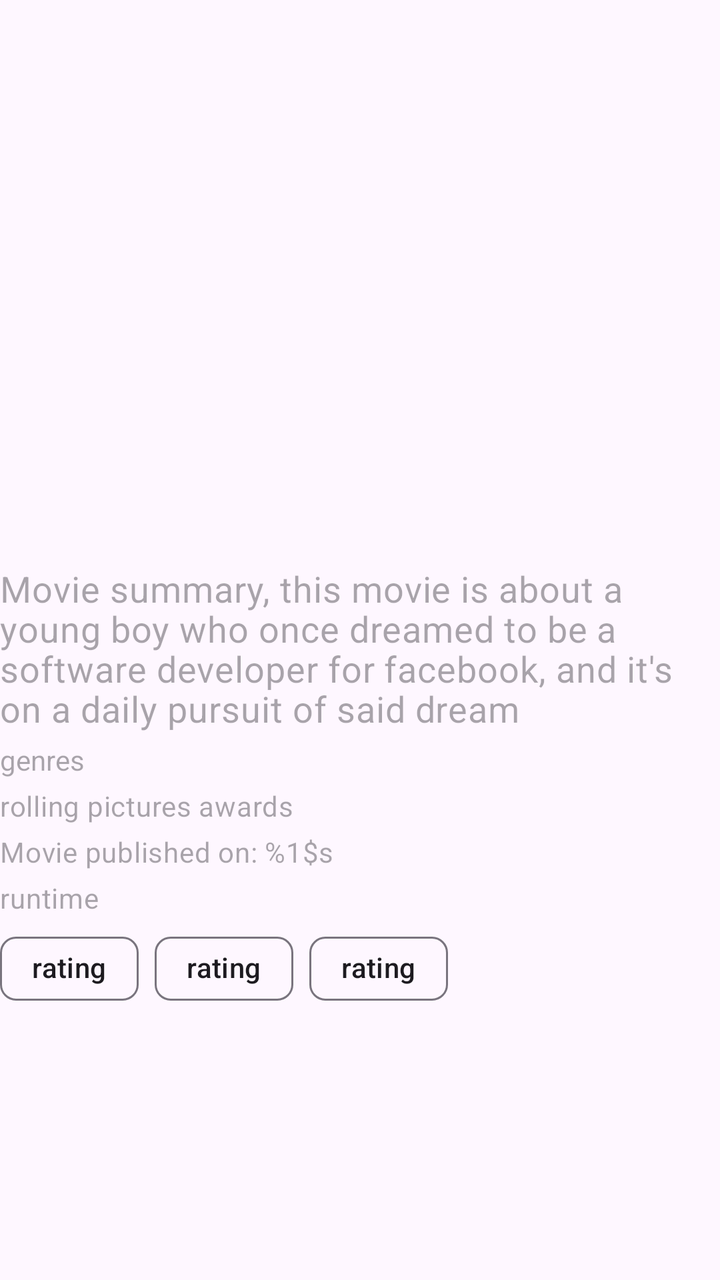
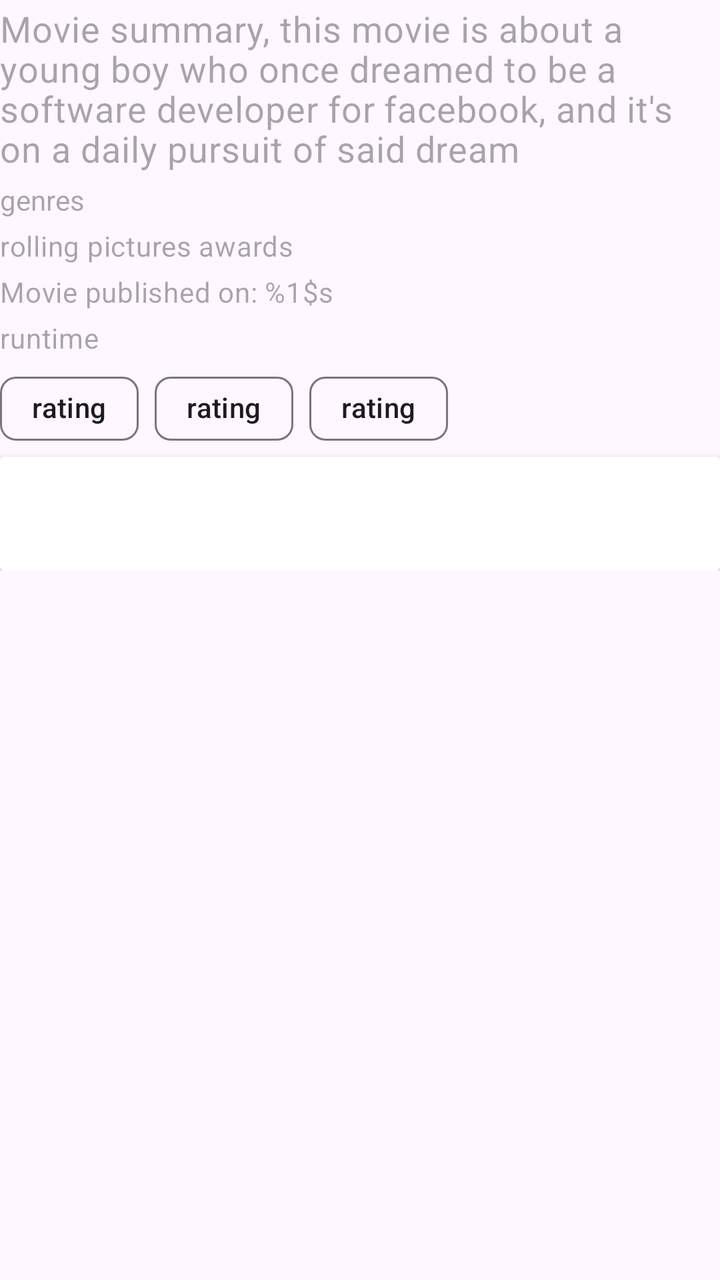

Before-and-after screenshots of an Android layout around one commit, followed by the original layout XML and the change that was made.
<!-- AndroidManifest.xml: another module's application theme Theme.MovieCatalog -->
<!-- res/layout/fragment_movie_details.xml -->
<?xml version="1.0" encoding="utf-8"?>
<androidx.core.widget.NestedScrollView xmlns:android="http://schemas.android.com/apk/res/android"
    xmlns:app="http://schemas.android.com/apk/res-auto"
    xmlns:tools="http://schemas.android.com/tools"
    android:layout_width="match_parent"
    android:layout_height="match_parent"
    android:layout_margin="@dimen/eight_dimen">

    <LinearLayout
        android:layout_width="match_parent"
        android:layout_height="match_parent"
        android:orientation="vertical">

        <androidx.recyclerview.widget.RecyclerView
            android:id="@+id/list_images"
            android:layout_width="match_parent"
            android:layout_height="@dimen/image_height"
            tools:listitem="@layout/image_entry" />

        <com.google.android.material.textview.MaterialTextView
            android:id="@+id/movie_summary"
            style="?attr/textAppearanceBodyMedium"
            android:layout_width="match_parent"
            android:layout_height="wrap_content"
            android:layout_marginVertical="2dp"
            android:hint="@string/movie_summary"
            android:textSize="18sp" />

        <com.google.android.material.textview.MaterialTextView
            android:id="@+id/movie_genres"
            android:layout_width="match_parent"
            android:layout_height="wrap_content"
            android:layout_marginVertical="2dp"
            android:hint="@string/genres" />

        <com.google.android.material.textview.MaterialTextView
            android:id="@+id/movie_awards"
            style="@style/TextAppearance.Material3.BodyMedium"
            android:layout_width="match_parent"
            android:layout_height="wrap_content"
            android:layout_marginVertical="2dp"
            android:hint="@string/awards" />

        <com.google.android.material.textview.MaterialTextView
            android:id="@+id/movie_publication_date"
            style="@style/TextAppearance.Material3.BodyMedium"
            android:layout_width="wrap_content"
            android:layout_height="wrap_content"
            android:layout_marginVertical="2dp"
            android:hint="@string/movie_published_on" />

        <com.google.android.material.textview.MaterialTextView
            android:id="@+id/movie_runtime"
            style="@style/TextAppearance.Material3.BodyMedium"
            android:layout_width="wrap_content"
            android:layout_height="wrap_content"
            android:layout_marginVertical="2dp"
            android:hint="@string/runtime" />

        <com.google.android.material.chip.ChipGroup
            android:id="@+id/chip_rating_group"
            android:layout_width="match_parent"
            android:layout_height="wrap_content"
            android:layoutDirection="locale"
            app:chipSpacing="@dimen/sixteen_dimen"
            app:singleLine="true">

            <com.google.android.material.chip.Chip
                android:id="@+id/imdb_chip"
                android:layout_width="wrap_content"
                android:layout_height="wrap_content"
                android:text="@string/rating" />

            <com.google.android.material.chip.Chip
                android:id="@+id/r_tomatoes_chip"
                android:layout_width="wrap_content"
                android:layout_height="wrap_content"
                android:text="@string/rating" />

            <com.google.android.material.chip.Chip
                android:id="@+id/movie_db_chip"
                android:layout_width="wrap_content"
                android:layout_height="wrap_content"
                android:text="@string/rating" />

        </com.google.android.material.chip.ChipGroup>

        <androidx.recyclerview.widget.RecyclerView
            android:id="@+id/list_actors"
            android:layout_width="match_parent"
            android:layout_height="@dimen/image_height"
            tools:listitem="@layout/actors_entry" />

        <androidx.cardview.widget.CardView
            android:layout_width="match_parent"
            android:layout_height="wrap_content">

            <LinearLayout
                android:layout_width="match_parent"
                android:layout_height="wrap_content"
                android:orientation="vertical">

                <TextView
                    android:id="@+id/movie_budget"
                    android:layout_width="match_parent"
                    android:layout_height="wrap_content" />

                <TextView
                    android:id="@+id/movie_open_weekend_gross"
                    android:layout_width="match_parent"
                    android:layout_height="wrap_content" />

                <TextView
                    android:id="@+id/movie_world_wide_gross"
                    android:layout_width="match_parent"
                    android:layout_height="wrap_content" />

            </LinearLayout>
        </androidx.cardview.widget.CardView>

        <androidx.recyclerview.widget.RecyclerView
            android:id="@+id/list_similars"
            android:layout_width="match_parent"
            android:layout_height="@dimen/image_height"
            tools:listitem="@layout/similar_entry" />

    </LinearLayout>

</androidx.core.widget.NestedScrollView>
<!-- res/layout/image_entry.xml (included above) -->
<?xml version="1.0" encoding="utf-8"?>
<androidx.cardview.widget.CardView xmlns:android="http://schemas.android.com/apk/res/android"
    android:layout_width="match_parent"
    android:layout_height="wrap_content"
    android:padding="@dimen/eight_dimen">

    <LinearLayout
        android:layout_width="match_parent"
        android:layout_height="match_parent"
        android:orientation="vertical">

        <TextView
            android:id="@+id/image_title"
            android:hint="IMAGE TITTLE"
            android:layout_width="match_parent"
            android:layout_height="wrap_content" />

        <ImageView
            android:id="@+id/movie_image"
            android:layout_width="match_parent"
            android:layout_height="180dp"
            android:src="@drawable/ic_image" />
    </LinearLayout>

</androidx.cardview.widget.CardView>
<!-- res/layout/actors_entry.xml (included above) -->
<?xml version="1.0" encoding="utf-8"?>
<androidx.cardview.widget.CardView xmlns:android="http://schemas.android.com/apk/res/android"
    android:layout_width="match_parent"
    android:layout_height="wrap_content"
    android:padding="@dimen/eight_dimen">

    <LinearLayout
        android:layout_width="match_parent"
        android:layout_height="match_parent"
        android:orientation="vertical">

        <TextView
            android:id="@+id/actor_name"
            android:text="ACTOR"
            android:layout_width="match_parent"
            android:layout_height="wrap_content" />

        <TextView
            android:id="@+id/actor_character"
            android:text="CHARACTER"
            android:layout_width="match_parent"
            android:layout_height="wrap_content" />

        <ImageView
            android:id="@+id/actor_image"
            android:layout_width="match_parent"
            android:layout_height="150dp"
            android:src="@drawable/ic_image" />
    </LinearLayout>
</androidx.cardview.widget.CardView>
<!-- res/layout/similar_entry.xml (included above) -->
<?xml version="1.0" encoding="utf-8"?>
<androidx.cardview.widget.CardView xmlns:android="http://schemas.android.com/apk/res/android"
    xmlns:app="http://schemas.android.com/apk/res-auto"
    xmlns:tools="http://schemas.android.com/tools"
    android:layout_width="match_parent"
    android:layout_height="wrap_content"
    android:padding="@dimen/eight_dimen">

    <LinearLayout
        android:layout_width="match_parent"
        android:layout_height="wrap_content"
        android:orientation="vertical"
        tools:ignore="UseCompoundDrawables">

        <TextView
            android:layout_width="match_parent"
            android:layout_height="wrap_content"
            android:hint="@string/title"
            android:id="@+id/similar_title" />

        <ImageView
            android:layout_width="match_parent"
            android:layout_height="250dp"
            android:src="@drawable/ic_image"
            android:id="@+id/similar_image"
            android:contentDescription="@string/runtime" />

    </LinearLayout>
</androidx.cardview.widget.CardView>
<!-- resources referenced by this layout -->
<resources>
  <dimen name="eight_dimen">8dp</dimen>
  <dimen name="image_height">280dp</dimen>
  <dimen name="sixteen_dimen">16dp</dimen>
  <!-- drawable ic_image (drawable) -->
  <vector xmlns:android="http://schemas.android.com/apk/res/android"
      android:width="24dp"
      android:height="24dp"
      android:tint="#000000"
      android:viewportWidth="24"
      android:viewportHeight="24">
      <path
          android:fillColor="@android:color/white"
          android:pathData="M18,4H6v2l6.5,6L6,18v2h12v-3h-7l5,-5 -5,-5h7V4z" />
  </vector>
  <string name="awards">rolling pictures awards</string>
  <string name="genres">genres</string>
  <string name="movie_published_on">Movie published on: %1$s</string>
  <string name="movie_summary">Movie summary, this movie is about a young boy who once dreamed to be a software developer for facebook, and it\'s on a daily pursuit of said dream</string>
  <string name="rating">rating</string>
  <string name="runtime">runtime</string>
  <string name="title">similar title</string>
  <style name="Theme.MovieCatalog" parent="Theme.Material3.Light.NoActionBar">
          
          <item name="colorPrimary">@color/purple_500</item>
          <item name="colorPrimaryVariant">@color/purple_700</item>
          <item name="colorOnPrimary">@color/white</item>
          
          <item name="colorSecondary">@color/teal_200</item>
          <item name="colorSecondaryVariant">@color/teal_700</item>
          <item name="colorOnSecondary">@color/black</item>
          
          <item name="android:statusBarColor">@android:color/darker_gray</item>
          
      </style>
  <color name="purple_500">#FF6200EE</color>
  <color name="purple_700">#FF3700B3</color>
  <color name="white">#FFFFFFFF</color>
  <color name="teal_200">#FF03DAC5</color>
  <color name="teal_700">#FF018786</color>
  <color name="black">#FF000000</color>
</resources>

<!-- the commit's change to res/layout/fragment_movie_details.xml (unified diff, before → after) -->
@@ -14,7 +14,7 @@
         <androidx.recyclerview.widget.RecyclerView
             android:id="@+id/list_images"
             android:layout_width="match_parent"
-            android:layout_height="@dimen/image_height"
+            android:layout_height="wrap_content"
             tools:listitem="@layout/image_entry" />
 
         <com.google.android.material.textview.MaterialTextView
@@ -88,7 +88,7 @@
         <androidx.recyclerview.widget.RecyclerView
             android:id="@+id/list_actors"
             android:layout_width="match_parent"
-            android:layout_height="@dimen/image_height"
+            android:layout_height="wrap_content"
             tools:listitem="@layout/actors_entry" />
 
         <androidx.cardview.widget.CardView
@@ -121,7 +121,7 @@
         <androidx.recyclerview.widget.RecyclerView
             android:id="@+id/list_similars"
             android:layout_width="match_parent"
-            android:layout_height="@dimen/image_height"
+            android:layout_height="wrap_content"
             tools:listitem="@layout/similar_entry" />
 
     </LinearLayout>
@@ -130,57 +130,57 @@
 <!-- res/layout/image_entry.xml (included above) -->
 <?xml version="1.0" encoding="utf-8"?>
 <androidx.cardview.widget.CardView xmlns:android="http://schemas.android.com/apk/res/android"
-    android:layout_width="match_parent"
+    android:layout_width="wrap_content"
     android:layout_height="wrap_content"
-    android:padding="@dimen/eight_dimen">
-
-    <LinearLayout
-        android:layout_width="match_parent"
-        android:layout_height="match_parent"
+    android:layout_margin="@dimen/eight_dimen">
+
+    <LinearLayout
+        android:layout_width="wrap_content"
+        android:layout_height="wrap_content"
         android:orientation="vertical">
 
         <TextView
             android:id="@+id/image_title"
-            android:hint="IMAGE TITTLE"
-            android:layout_width="match_parent"
+            android:layout_width="150dp"
             android:layout_height="wrap_content" />
 
         <ImageView
             android:id="@+id/movie_image"
-            android:layout_width="match_parent"
-            android:layout_height="180dp"
-            android:src="@drawable/ic_image" />
+            android:layout_width="wrap_content"
+            android:layout_height="250dp"
+            android:src="@drawable/ic_image"
+            android:contentDescription="asdfs" />
     </LinearLayout>
 
 </androidx.cardview.widget.CardView>
 <!-- res/layout/actors_entry.xml (included above) -->
 <?xml version="1.0" encoding="utf-8"?>
 <androidx.cardview.widget.CardView xmlns:android="http://schemas.android.com/apk/res/android"
-    android:layout_width="match_parent"
+    android:layout_width="wrap_content"
     android:layout_height="wrap_content"
-    android:padding="@dimen/eight_dimen">
-
-    <LinearLayout
-        android:layout_width="match_parent"
-        android:layout_height="match_parent"
+    android:layout_margin="@dimen/eight_dimen">
+
+    <LinearLayout
+        android:layout_width="wrap_content"
+        android:layout_height="wrap_content"
         android:orientation="vertical">
 
         <TextView
             android:id="@+id/actor_name"
-            android:text="ACTOR"
+            android:layout_gravity="center_horizontal"
             android:layout_width="match_parent"
             android:layout_height="wrap_content" />
 
         <TextView
             android:id="@+id/actor_character"
-            android:text="CHARACTER"
+            android:layout_gravity="center_horizontal"
             android:layout_width="match_parent"
             android:layout_height="wrap_content" />
 
         <ImageView
             android:id="@+id/actor_image"
-            android:layout_width="match_parent"
-            android:layout_height="150dp"
+            android:layout_width="wrap_content"
+            android:layout_height="250dp"
             android:src="@drawable/ic_image" />
     </LinearLayout>
 </androidx.cardview.widget.CardView>
@@ -189,9 +189,9 @@
 <androidx.cardview.widget.CardView xmlns:android="http://schemas.android.com/apk/res/android"
     xmlns:app="http://schemas.android.com/apk/res-auto"
     xmlns:tools="http://schemas.android.com/tools"
-    android:layout_width="match_parent"
+    android:layout_width="wrap_content"
     android:layout_height="wrap_content"
-    android:padding="@dimen/eight_dimen">
+    android:layout_margin="@dimen/eight_dimen">
 
     <LinearLayout
         android:layout_width="match_parent"
@@ -202,11 +202,12 @@
         <TextView
             android:layout_width="match_parent"
             android:layout_height="wrap_content"
+            android:layout_gravity="center_horizontal"
             android:hint="@string/title"
             android:id="@+id/similar_title" />
 
         <ImageView
-            android:layout_width="match_parent"
+            android:layout_width="wrap_content"
             android:layout_height="250dp"
             android:src="@drawable/ic_image"
             android:id="@+id/similar_image"
<!-- resource entries referenced after the edit -->
@@ -1,7 +1,6 @@
 <!-- resources referenced by this layout -->
 <resources>
   <dimen name="eight_dimen">8dp</dimen>
-  <dimen name="image_height">280dp</dimen>
   <dimen name="sixteen_dimen">16dp</dimen>
   <!-- drawable ic_image (drawable) -->
   <vector xmlns:android="http://schemas.android.com/apk/res/android"
